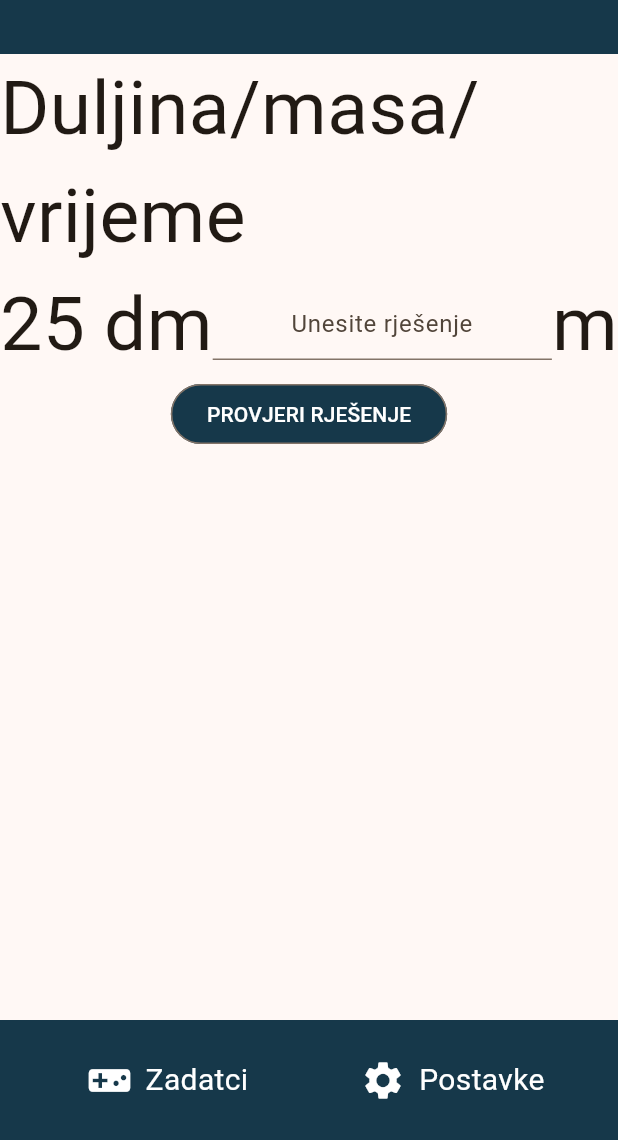
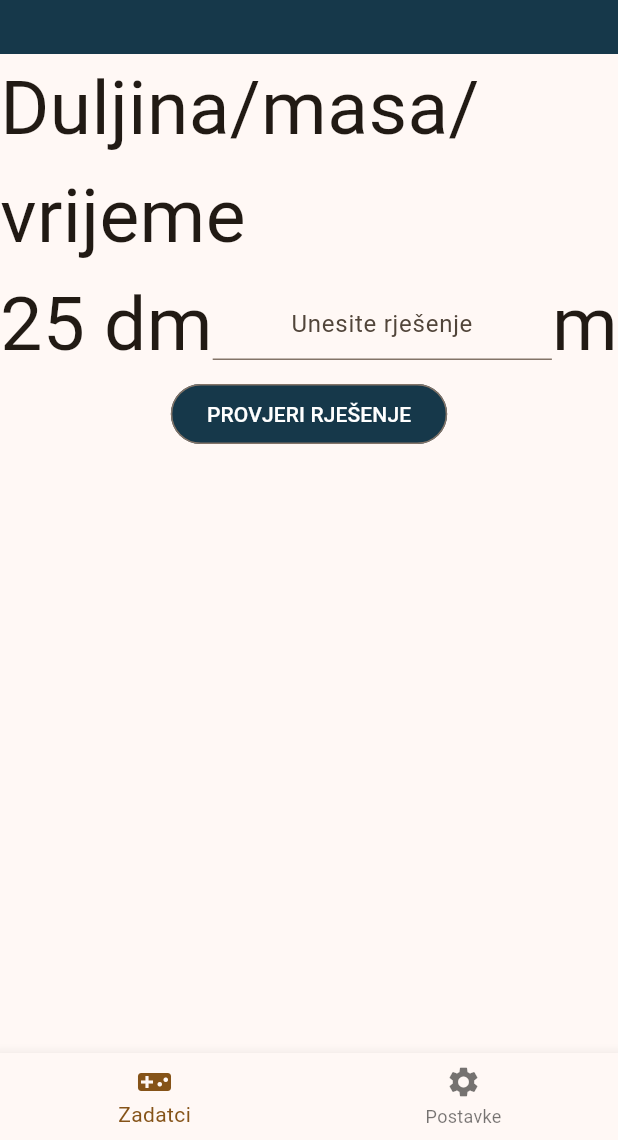
Before and after one commit to NikoVidovic/ucimo_mjere, a Flutter app: the Game screen opened directly, on a phone screen of 412 x 824 dp, the part 96-1236 px from its top. Run offline on Flutter 3.47's test engine with Material 3 defaults, Android fonts, the light colour scheme and no system bars.

Commit message:
BottomNavBar, organiziranje koda

```diff
--- a/lib/o_aplikaciji.dart
+++ b/lib/MainMenu/Drawer/o_aplikaciji.dart
@@ -1,7 +1,7 @@
 import 'package:flutter/material.dart';
 import 'package:hello_world/app_bar.dart';
 
-import 'izbornik.dart';
+import 'opening_drawer.dart';
 
 class OAplikaciji extends StatelessWidget {
   const OAplikaciji({super.key});
--- a/lib/izbornik.dart
+++ b/lib/MainMenu/Drawer/opening_drawer.dart
@@ -1,7 +1,7 @@
 import 'package:flutter/material.dart';
-import 'package:hello_world/main.dart';
-import 'package:hello_world/o_aplikaciji.dart';
-import 'izbornik_button.dart';
+import 'package:hello_world/MainMenu/main.dart';
+import 'package:hello_world/MainMenu/Drawer/o_aplikaciji.dart';
+import 'drawer_button.dart';
 
 class Izbornik extends StatelessWidget {
   const Izbornik({super.key});
--- a/lib/main.dart
+++ b/lib/MainMenu/main.dart
@@ -1,6 +1,6 @@
 import 'package:flutter/material.dart';
 import 'package:hello_world/app_bar.dart';
-import 'izbornik.dart';
+import 'Drawer/opening_drawer.dart';
 import 'main_button.dart';
 
 void main() {
--- a/lib/main_button.dart
+++ b/lib/MainMenu/main_button.dart
@@ -1,5 +1,5 @@
 import 'package:flutter/material.dart';
-import 'game.dart';
+import '../bottom_app_bar.dart';
 import 'main_image.dart';
 
 class MainButton extends StatelessWidget {
--- a/lib/bottom_app_bar.dart
+++ b/lib/bottom_app_bar.dart
@@ -1,30 +1,40 @@
 import 'package:flutter/material.dart';
+import 'app_bar.dart';
+import 'postavke.dart';
+import 'zadatci_nav_bar_item.dart';
 
-import 'game.dart';
-import 'izbornik_button.dart';
-import 'postavke.dart';
+class Game extends StatefulWidget {
+  const Game({super.key});
 
-class BottomAppBarCustom extends StatelessWidget {
-  const BottomAppBarCustom({super.key});
+  @override
+  State<Game> createState() => _BottomNavBarCustomState();
+}
+
+class _BottomNavBarCustomState extends State<Game> {
+  int selectedIndex = 0;
+
+  final List<Widget> pages = [const AnswerInput(), const Postavke()];
+
+  void navigateBottomBar(int index) {
+    setState(() {
+      selectedIndex = index;
+    });
+  }
+
   @override
   Widget build(BuildContext context) {
-    return const BottomAppBar(
-      color: Color.fromARGB(255, 22, 56, 74),
-      child: Row(
-        mainAxisAlignment: MainAxisAlignment.spaceAround,
-        children: [
-          IzbornikButton(
-              ikona: Icon(Icons.videogame_asset),
-              title: 'Zadatci',
-              route: Game(),
-              boja: Colors.white),
-          IzbornikButton(
-              ikona: Icon(Icons.settings),
-              title: 'Postavke',
-              route: Postavke(),
-              boja: Colors.white)
-        ],
-      ),
+    return Scaffold(
+      body: pages[selectedIndex],
+      appBar: const AppBarCustom(title: 'Učimo mjere', height: 100.0),
+      bottomNavigationBar: BottomNavigationBar(
+          currentIndex: selectedIndex,
+          onTap: navigateBottomBar,
+          items: const [
+            BottomNavigationBarItem(
+                icon: Icon(Icons.videogame_asset), label: 'Zadatci'),
+            BottomNavigationBarItem(
+                icon: Icon(Icons.settings), label: 'Postavke')
+          ]),
     );
   }
 }
--- a/lib/game_body.dart
+++ /dev/null
@@ -1,12 +0,0 @@
-import 'package:flutter/material.dart';
-import 'bottom_app_bar.dart';
-
-class GameBody extends StatelessWidget {
-  const GameBody({super.key});
-  @override
-  Widget build(BuildContext context) {
-    return const Scaffold(
-        bottomNavigationBar: BottomAppBarCustom(),
-        body: Text('Masa/duljina/vrijeme'));
-  }
-}
--- a/lib/postavke.dart
+++ b/lib/postavke.dart
@@ -1,15 +1,10 @@
 import 'package:flutter/material.dart';
-import 'package:hello_world/app_bar.dart';
-import 'bottom_app_bar.dart';
 import 'postavke_body.dart';
 
 class Postavke extends StatelessWidget {
   const Postavke({super.key});
   @override
   Widget build(BuildContext context) {
-    return const Scaffold(
-        appBar: AppBarCustom(title: 'Postavke', height: 100.0),
-        bottomNavigationBar: BottomAppBarCustom(),
-        body: PostavkeBody());
+    return const Scaffold(body: PostavkeBody());
   }
 }
--- a/lib/game.dart
+++ b/lib/zadatci_nav_bar_item.dart
@@ -1,17 +1,4 @@
 import 'package:flutter/material.dart';
-import 'app_bar.dart';
-import 'bottom_app_bar.dart';
-
-class Game extends StatelessWidget {
-  const Game({super.key}); //Učimo mjere, 100
-  @override
-  Widget build(BuildContext context) {
-    return const Scaffold(
-        appBar: AppBarCustom(title: 'Učimo mjere', height: 100.0),
-        bottomNavigationBar: BottomAppBarCustom(),
-        body: AnswerInput());
-  }
-}
 
 class AnswerInput extends StatefulWidget {
   const AnswerInput({super.key});
```
Also changed, not shown: lib/MainMenu/Drawer/drawer_button.dart (renamed from lib/izbornik_button.dart), lib/MainMenu/main_image.dart (renamed from lib/main_image.dart), 1 other file.
